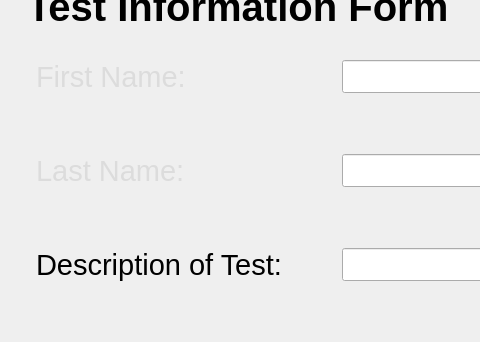
This is src/Desktop Application/Version2/ui_main.ui in ahmed-nazir/Capstone as Qt 5 draws it before an edit; both pictures show x 0 to 480 and y 98 to 440 of the 1243 by 815 pixel window. The edited form follows.
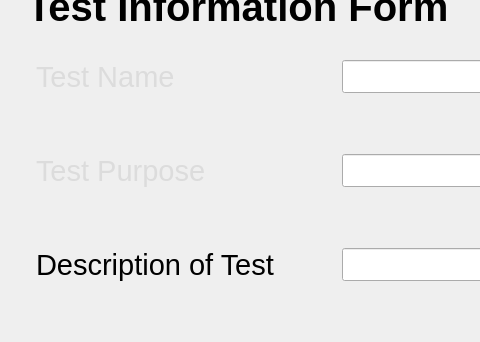
This is the edited form. The open tabs and pages were chosen to show the change. Icons and pictures are not drawn.

Commit message:
connected database
wont submit data

Diff of the .ui file:
```diff
--- a/src/Desktop Application/Version2/ui_main.ui
+++ b/src/Desktop Application/Version2/ui_main.ui
@@ -3274,7 +3274,7 @@
                           <string notr="true">color: rgb(220, 220, 220); font-size: 22pt;</string>
                          </property>
                          <property name="text">
-                          <string>First Name:</string>
+                          <string>Test Name</string>
                          </property>
                         </widget>
                        </item>
@@ -3299,7 +3299,7 @@
                           <string notr="true">color: rgb(220, 220, 220); font-size: 22pt;</string>
                          </property>
                          <property name="text">
-                          <string>Last Name:</string>
+                          <string>Test Purpose</string>
                          </property>
                         </widget>
                        </item>
@@ -3318,7 +3318,7 @@
                           </font>
                          </property>
                          <property name="text">
-                          <string>Description of Test:</string>
+                          <string>Description of Test</string>
                          </property>
                         </widget>
                        </item>
```
Left out of the diff: 12 changed lines with no effect on the pictures. The commit also changes 2 other files.
